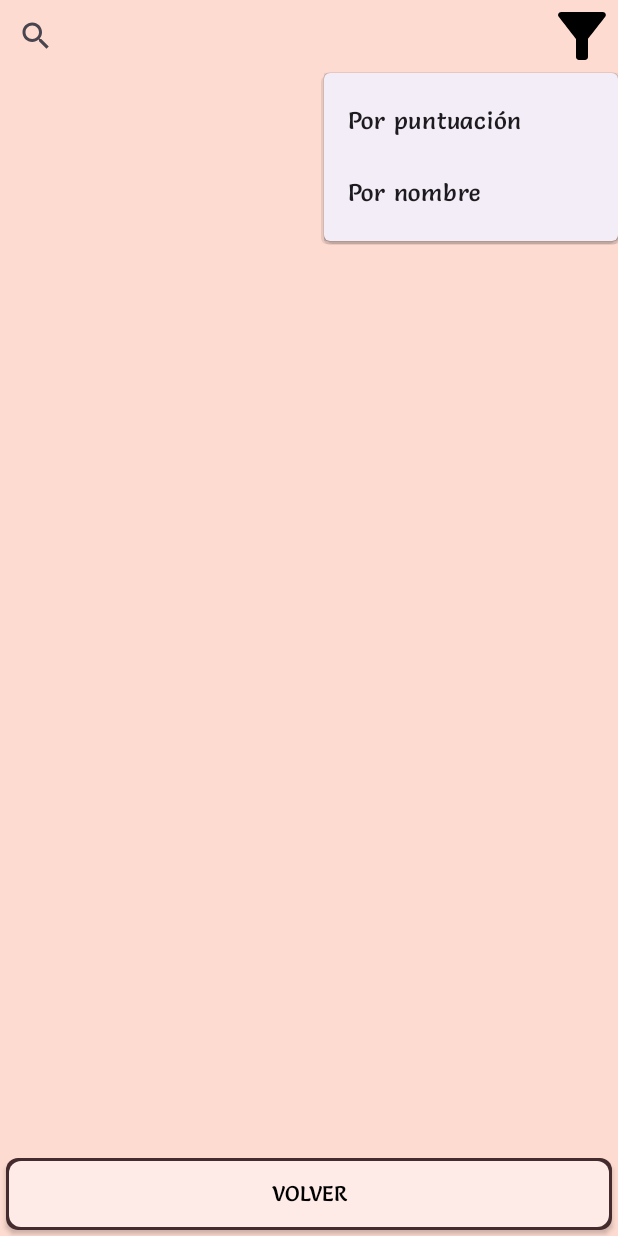
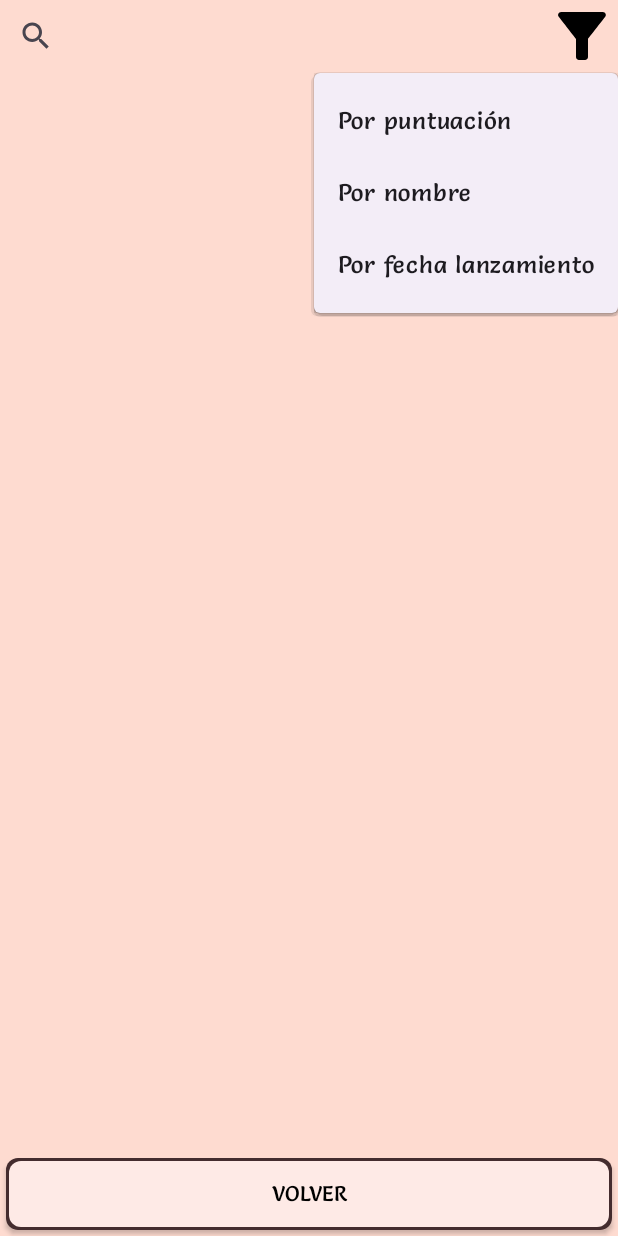
Before and after one commit to JoseJimenezGonzalez/2TDAM_AD_JOSE_JIMENEZ_GONZALEZ_CRUD_FIREBASE, an Android app: the VerJuegosActivity screen opened directly, with no data from a screen before it, after a tap on an icon or button, on a phone screen of 412 x 824 dp. Run offline under Robolectric (Android 15) with nearby library versions, the phone set to English and light mode, and no system bars; our stand-ins replace Dagger/Hilt's generated code, Firebase (no records; nobody signed in at launch, a user with empty details on screens opened directly).

Commit message:
commit ok

```diff
--- a/app/src/main/res/menu/popup_menu.xml
+++ b/app/src/main/res/menu/popup_menu.xml
@@ -6,4 +6,7 @@
     <item
         android:id="@+id/action_sort_aph"
         android:title="Por nombre" />
+    <item
+        android:id="@+id/action_sort_date"
+        android:title="Por fecha lanzamiento" />
 </menu>
```
Also changed, not shown: app/src/main/java/com/example/accesodatos/VerJuegosActivity.kt (+10 -0 lines).
